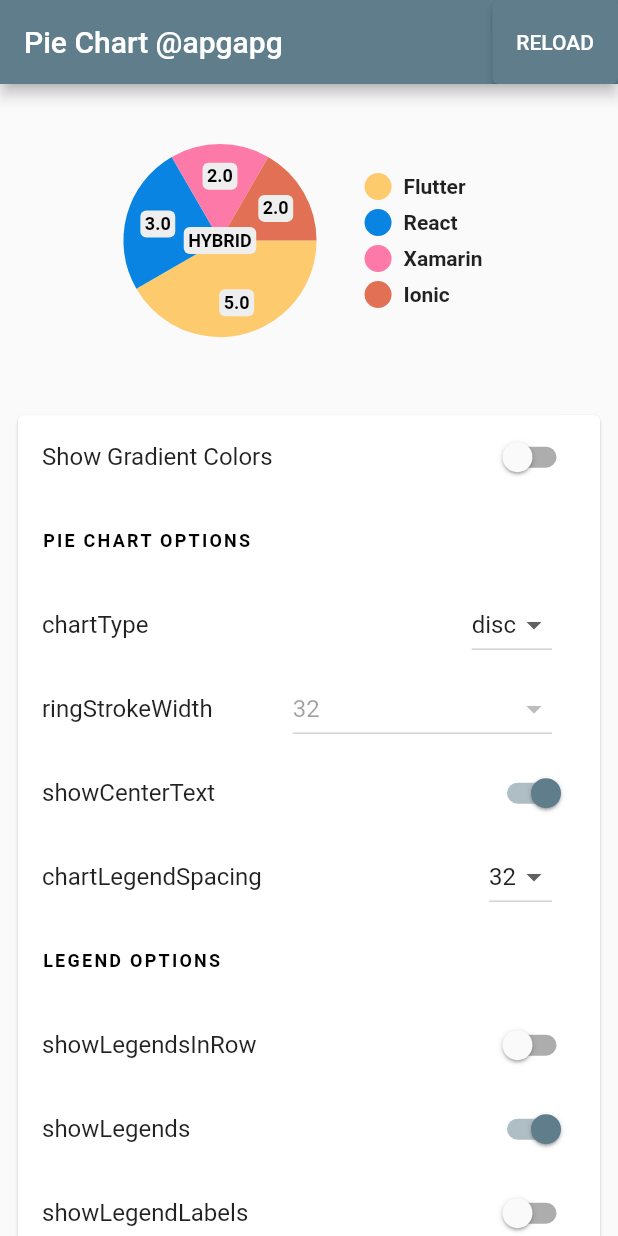
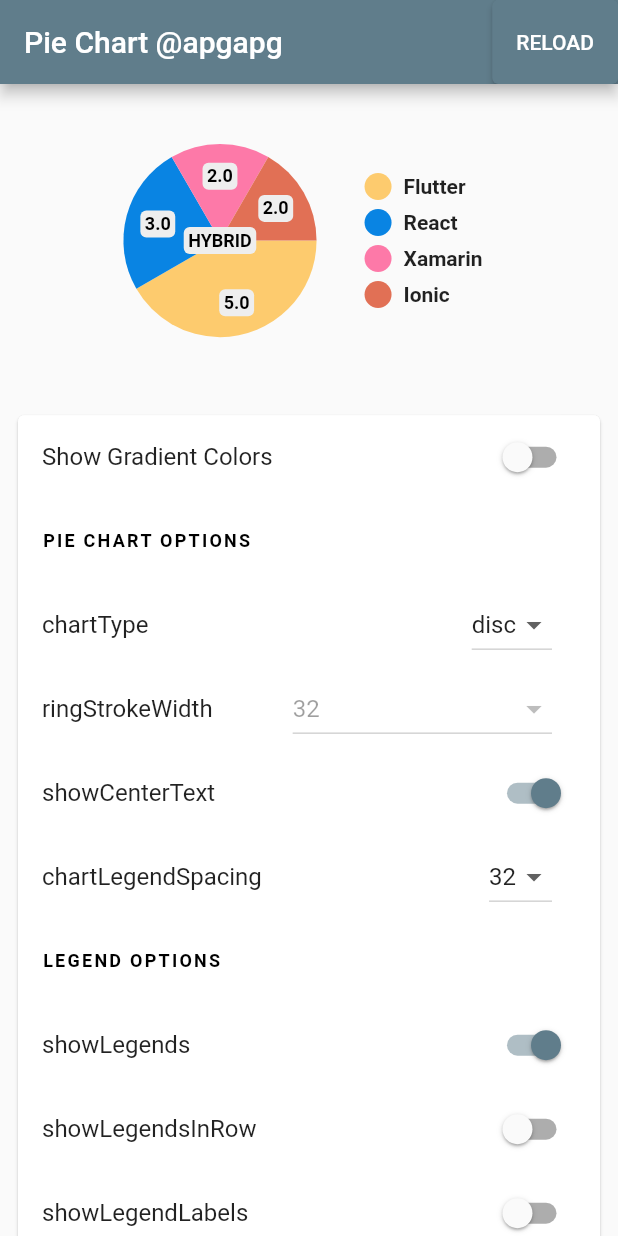
Before and after one commit to apgapg/pie_chart, a Flutter app: the screen it shows after launch, on a phone screen of 412 x 824 dp. Run offline on Flutter 3.47's test engine with Material 2 defaults, Android fonts, the phone set to English and light mode, and no system bars.

Commit message:
chore: upgrade flutter and example app
Signed-off-by: Ayush P Gupta <ayushpguptaapg@gmail.com>

```diff
--- a/example/lib/main.dart
+++ b/example/lib/main.dart
@@ -4,10 +4,12 @@ import 'package:flutter/material.dart';
 import 'package:pie_chart/pie_chart.dart';
 
 void main() {
-  runApp(MyApp());
+  runApp(const MyApp());
 }
 
 class MyApp extends StatelessWidget {
+  const MyApp({Key? key}) : super(key: key);
+
   @override
   Widget build(BuildContext context) {
     return MaterialApp(
@@ -20,19 +22,21 @@ class MyApp extends StatelessWidget {
         primarySwatch: Colors.blueGrey,
         brightness: Brightness.dark,
       ),
-      home: HomePage(),
+      home: const HomePage(),
     );
   }
 }
 
-enum LegendShape { Circle, Rectangle }
+enum LegendShape { circle, rectangle }
 
 class HomePage extends StatefulWidget {
+  const HomePage({Key? key}) : super(key: key);
+
   @override
-  _HomePageState createState() => _HomePageState();
+  HomePageState createState() => HomePageState();
 }
 
-class _HomePageState extends State<HomePage> {
+class HomePageState extends State<HomePage> {
   final dataMap = <String, double>{
     "Flutter": 5,
     "React": 3,
@@ -48,25 +52,25 @@ class _HomePageState extends State<HomePage> {
   };
 
   final colorList = <Color>[
-    Color(0xfffdcb6e),
-    Color(0xff0984e3),
-    Color(0xfffd79a8),
-    Color(0xffe17055),
-    Color(0xff6c5ce7),
+    const Color(0xfffdcb6e),
+    const Color(0xff0984e3),
+    const Color(0xfffd79a8),
+    const Color(0xffe17055),
+    const Color(0xff6c5ce7),
   ];
 
   final gradientList = <List<Color>>[
     [
-      Color.fromRGBO(223, 250, 92, 1),
-      Color.fromRGBO(129, 250, 112, 1),
+      const Color.fromRGBO(223, 250, 92, 1),
+      const Color.fromRGBO(129, 250, 112, 1),
     ],
     [
-      Color.fromRGBO(129, 182, 205, 1),
-      Color.fromRGBO(91, 253, 199, 1),
+      const Color.fromRGBO(129, 182, 205, 1),
+      const Color.fromRGBO(91, 253, 199, 1),
     ],
     [
-      Color.fromRGBO(175, 63, 62, 1.0),
-      Color.fromRGBO(254, 154, 92, 1),
+      const Color.fromRGBO(175, 63, 62, 1.0),
+      const Color.fromRGBO(254, 154, 92, 1),
     ]
   ];
   ChartType? _chartType = ChartType.disc;
@@ -85,7 +89,7 @@ class _HomePageState extends State<HomePage> {
 
   bool _showGradientColors = false;
 
-  LegendShape? _legendShape = LegendShape.Circle;
+  LegendShape? _legendShape = LegendShape.circle;
   LegendPosition? _legendPosition = LegendPosition.right;
 
   int key = 0;
@@ -95,7 +99,7 @@ class _HomePageState extends State<HomePage> {
     final chart = PieChart(
       key: ValueKey(key),
       dataMap: dataMap,
-      animationDuration: Duration(milliseconds: 800),
+      animationDuration: const Duration(milliseconds: 800),
       chartLegendSpacing: _chartLegendSpacing!,
       chartRadius: math.min(MediaQuery.of(context).size.width / 3.2, 300),
       colorList: colorList,
@@ -107,10 +111,10 @@ class _HomePageState extends State<HomePage> {
         showLegendsInRow: _showLegendsInRow,
         legendPosition: _legendPosition!,
         showLegends: _showLegends,
-        legendShape: _legendShape == LegendShape.Circle
+        legendShape: _legendShape == LegendShape.circle
             ? BoxShape.circle
             : BoxShape.rectangle,
-        legendTextStyle: TextStyle(
+        legendTextStyle: const TextStyle(
           fontWeight: FontWeight.bold,
         ),
       ),
@@ -123,7 +127,7 @@ class _HomePageState extends State<HomePage> {
       ringStrokeWidth: _ringStrokeWidth!,
       emptyColor: Colors.grey,
       gradientList: _showGradientColors ? gradientList : null,
-      emptyColorGradient: [
+      emptyColorGradient: const [
         Color(0xff6c5ce7),
         Colors.blue,
       ],
@@ -131,12 +135,12 @@ class _HomePageState extends State<HomePage> {
     );
     final settings = SingleChildScrollView(
       child: Card(
-        margin: EdgeInsets.all(12),
+        margin: const EdgeInsets.all(12),
         child: Column(
           children: [
             SwitchListTile(
               value: _showGradientColors,
-              title: Text("Show Gradient Colors"),
+              title: const Text("Show Gradient Colors"),
               onChanged: (val) {
                 setState(() {
                   _showGradientColors = val;
@@ -153,19 +157,19 @@ class _HomePageState extends State<HomePage> {
               ),
             ),
             ListTile(
-              title: Text("chartType"),
+              title: const Text("chartType"),
               trailing: Padding(
                 padding: const EdgeInsets.symmetric(horizontal: 16.0),
                 child: DropdownButton<ChartType>(
                   value: _chartType,
-                  items: [
+                  items: const [
                     DropdownMenuItem(
+                      value: ChartType.disc,
                       child: Text("disc"),
-                      value: ChartType.disc,
                     ),
                     DropdownMenuItem(
+                      value: ChartType.ring,
                       child: Text("ring"),
-                      value: ChartType.ring,
                     ),
                   ],
                   onChanged: (val) {
@@ -177,24 +181,24 @@ class _HomePageState extends State<HomePage> {
               ),
             ),
             ListTile(
-              title: Text("ringStrokeWidth"),
+              title: const Text("ringStrokeWidth"),
               trailing: Padding(
                 padding: const EdgeInsets.symmetric(horizontal: 16.0),
                 child: DropdownButton<double>(
                   value: _ringStrokeWidth,
-                  disabledHint: Text("select chartType.ring"),
-                  items: [
+                  disabledHint: const Text("select chartType.ring"),
+                  items: const [
                     DropdownMenuItem(
+                      value: 16,
                       child: Text("16"),
-                      value: 16,
                     ),
                     DropdownMenuItem(
+                      value: 32,
                       child: Text("32"),
-                      value: 32,
                     ),
                     DropdownMenuItem(
+                      value: 48,
                       child: Text("48"),
-                      value: 48,
                     ),
                   ],
                   onChanged: (_chartType == ChartType.ring)
@@ -209,7 +213,7 @@ class _HomePageState extends State<HomePage> {
             ),
             SwitchListTile(
               value: _showCenterText,
-              title: Text("showCenterText"),
+              title: const Text("showCenterText"),
               onChanged: (val) {
                 setState(() {
                   _showCenterText = val;
@@ -217,28 +221,28 @@ class _HomePageState extends State<HomePage> {
               },
             ),
             ListTile(
-              title: Text("chartLegendSpacing"),
+              title: const Text("chartLegendSpacing"),
               trailing: Padding(
                 padding: const EdgeInsets.symmetric(horizontal: 16.0),
                 child: DropdownButton<double>(
                   value: _chartLegendSpacing,
-                  disabledHint: Text("select chartType.ring"),
-                  items: [
+                  disabledHint: const Text("select chartType.ring"),
+                  items: const [
                     DropdownMenuItem(
+                      value: 16,
                       child: Text("16"),
-                      value: 16,
                     ),
                     DropdownMenuItem(
+                      value: 32,
                       child: Text("32"),
-                      value: 32,
                     ),
                     DropdownMenuItem(
+                      value: 48,
                       child: Text("48"),
-                      value: 48,
                     ),
                     DropdownMenuItem(
+                      value: 64,
                       child: Text("64"),
-                      value: 64,
                     ),
                   ],
                   onChanged: (val) {
@@ -259,8 +263,17 @@ class _HomePageState extends State<HomePage> {
               ),
             ),
             SwitchListTile(
+              value: _showLegends,
+              title: const Text("showLegends"),
+              onChanged: (val) {
+                setState(() {
+                  _showLegends = val;
+                });
+              },
+            ),
+            SwitchListTile(
               value: _showLegendsInRow,
-              title: Text("showLegendsInRow"),
+              title: const Text("showLegendsInRow"),
               onChanged: (val) {
                 setState(() {
                   _showLegendsInRow = val;
@@ -268,17 +281,8 @@ class _HomePageState extends State<HomePage> {
               },
             ),
             SwitchListTile(
-              value: _showLegends,
-              title: Text("showLegends"),
-              onChanged: (val) {
-                setState(() {
-                  _showLegends = val;
-                });
-              },
-            ),
-            SwitchListTile(
               value: _showLegendLabel,
-              title: Text("showLegendLabels"),
+              title: const Text("showLegendLabels"),
               onChanged: (val) {
                 setState(() {
                   _showLegendLabel = val;
@@ -286,19 +290,19 @@ class _HomePageState extends State<HomePage> {
               },
             ),
             ListTile(
-              title: Text("legendShape"),
+              title: const Text("legendShape"),
               trailing: Padding(
                 padding: const EdgeInsets.symmetric(horizontal: 16.0),
                 child: DropdownButton<LegendShape>(
                   value: _legendShape,
-                  items: [
+                  items: const [
                     DropdownMenuItem(
+                      value: LegendShape.circle,
                       child: Text("BoxShape.circle"),
-                      value: LegendShape.Circle,
                     ),
                     DropdownMenuItem(
+                      value: LegendShape.rectangle,
                       child: Text("BoxShape.rectangle"),
-                      value: LegendShape.Rectangle,
                     ),
                   ],
                   onChanged: (val) {
@@ -310,27 +314,27 @@ class _HomePageState extends State<HomePage> {
               ),
             ),
             ListTile(
-              title: Text("legendPosition"),
+              title: const Text("legendPosition"),
               trailing: Padding(
                 padding: const EdgeInsets.symmetric(horizontal: 16.0),
                 child: DropdownButton<LegendPosition>(
                   value: _legendPosition,
-                  items: [
+                  items: const [
                     DropdownMenuItem(
+                      value: LegendPosition.left,
                       child: Text("left"),
-                      value: LegendPosition.left,
                     ),
                     DropdownMenuItem(
+                      value: LegendPosition.right,
                       child: Text("right"),
-                      value: LegendPosition.right,
                     ),
                     DropdownMenuItem(
+                      value: LegendPosition.top,
                       child: Text("top"),
-                      value: LegendPosition.top,
                     ),
                     DropdownMenuItem(
+                      value: LegendPosition.bottom,
                       child: Text("bottom"),
-                      value: LegendPosition.bottom,
                     ),
                   ],
                   onChanged: (val) {
@@ -352,7 +356,7 @@ class _HomePageState extends State<HomePage> {
             ),
             SwitchListTile(
               value: _showChartValueBackground,
-              title: Text("showChartValueBackground"),
+              title: const Text("showChartValueBackground"),
               onChanged: (val) {
                 setState(() {
                   _showChartValueBackground = val;
@@ -361,7 +365,7 @@ class _HomePageState extends State<HomePage> {
             ),
             SwitchListTile(
               value: _showChartValues,
-              title: Text("showChartValues"),
+              title: const Text("showChartValues"),
               onChanged: (val) {
                 setState(() {
                   _showChartValues = val;
@@ -370,7 +374,7 @@ class _HomePageState extends State<HomePage> {
             ),
             SwitchListTile(
               value: _showChartValuesInPercentage,
-              title: Text("showChartValuesInPercentage"),
+              title: const Text("showChartValuesInPercentage"),
               onChanged: (val) {
                 setState(() {
                   _showChartValuesInPercentage = val;
@@ -379,7 +383,7 @@ class _HomePageState extends State<HomePage> {
             ),
             SwitchListTile(
               value: _showChartValuesOutside,
-              title: Text("showChartValuesOutside"),
+              title: const Text("showChartValuesOutside"),
               onChanged: (val) {
                 setState(() {
                   _showChartValuesOutside = val;
@@ -392,7 +396,7 @@ class _HomePageState extends State<HomePage> {
     );
     return Scaffold(
       appBar: AppBar(
-        title: Text("Pie Chart @apgapg"),
+        title: const Text("Pie Chart @apgapg"),
         actions: [
           ElevatedButton(
             onPressed: () {
@@ -427,10 +431,10 @@ class _HomePageState extends State<HomePage> {
               child: Column(
                 children: [
                   Container(
-                    child: chart,
-                    margin: EdgeInsets.symmetric(
+                    margin: const EdgeInsets.symmetric(
                       vertical: 32,
                     ),
+                    child: chart,
                   ),
                   settings,
                 ],
@@ -458,16 +462,16 @@ class HomePage2 extends StatelessWidget {
   Widget build(BuildContext context) {
     return Scaffold(
       appBar: AppBar(
-        title: Text("Pie Chart 1"),
+        title: const Text("Pie Chart 1"),
       ),
       body: Container(
-        padding: EdgeInsets.symmetric(horizontal: 16),
+        padding: const EdgeInsets.symmetric(horizontal: 16),
         child: PieChart(
           dataMap: dataMap,
           chartType: ChartType.ring,
           baseChartColor: Colors.grey[50]!.withOpacity(0.15),
           colorList: colorList,
-          chartValuesOptions: ChartValuesOptions(
+          chartValuesOptions: const ChartValuesOptions(
             showChartValuesInPercentage: true,
           ),
           totalValue: 20,
--- a/lib/src/chart_painter.dart
+++ b/lib/src/chart_painter.dart
@@ -8,7 +8,6 @@ const doublePi = math.pi * 2;
 class PieChartPainter extends CustomPainter {
   List<Paint> _paintList = [];
   late List<double> _subParts;
-  List<String>? _subTitles;
   double _total = 0;
   double _totalAngle = doublePi;
 
@@ -59,11 +58,13 @@ class PieChartPainter extends CustomPainter {
     required this.baseChartColor,
     this.totalValue,
   }) {
+    // set total value
     if (totalValue == null) {
       _total = values.fold(0, (v1, v2) => v1 + v2);
     } else {
       _total = totalValue!;
     }
+
     if (gradientList?.isEmpty ?? true) {
       for (int i = 0; i < values.length; i++) {
         final paint = Paint()..color = getColor(colorList, i);
@@ -74,7 +75,6 @@ class PieChartPainter extends CustomPainter {
 
     _totalAngle = angleFactor * doublePi * drawPercentage;
     _subParts = values;
-    _subTitles = titles;
     _prevAngle = degreeToRadian(degreeOptions.initialAngle);
   }
 
@@ -215,7 +215,7 @@ class PieChartPainter extends CustomPainter {
     double side, {
     TextStyle? style,
   }) {
-    TextSpan span = TextSpan(
+    final span = TextSpan(
       style: style ?? chartValueStyle,
       text: name,
     );
```
Also changed, not shown: analysis_options.yaml (added, +29 -0 lines), example/pubspec.yaml (+19 -2 lines), pubspec.yaml (+7 -0 lines), 61 other files.
